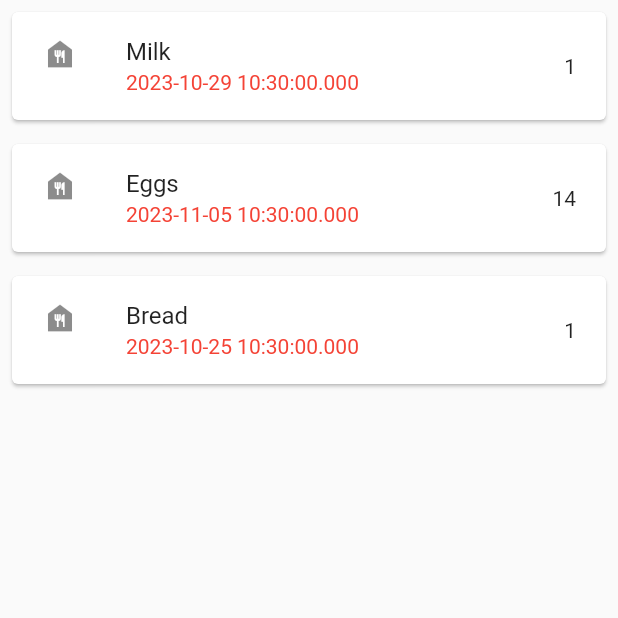
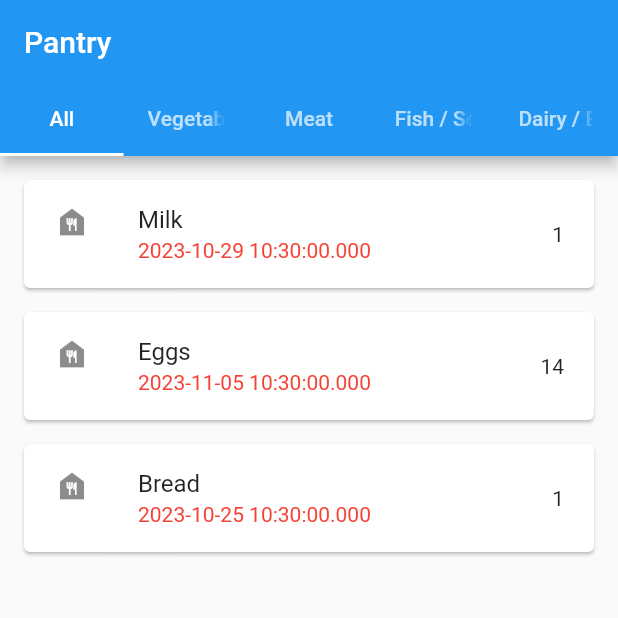
Before and after one commit to YunDo-Gi/RE-Fridge, a Flutter app: the screen it shows after launch, on a phone screen of 412 x 824 dp, the top half of it. Run offline on Flutter 3.47's test engine with Material 2 defaults, Android fonts, the phone set to English and light mode, and no system bars; our stand-ins replace get.

Commit message:
FEAT: Add TabView

```diff
--- a/lib/views/pantry.dart
+++ b/lib/views/pantry.dart
@@ -2,6 +2,14 @@ import 'package:flutter/material.dart';
 import 'package:get/get.dart';
 
 import 'package:re_fridge/controllers/pantry_controller.dart';
+
+const List<String> categorys = <String>[
+  'All',
+  'Vegetables',
+  'Meat',
+  'Fish / Seafood',
+  'Dairy / Egg',
+];
 
 class Pantry extends StatelessWidget {
   Pantry({Key? key}) : super(key: key);
@@ -9,33 +17,159 @@ class Pantry extends StatelessWidget {
 
   @override
   Widget build(BuildContext context) {
-    return Scaffold(
-      body: Column(
-        children: [
-          Expanded(
+    int tabsCount = categorys.length;
+
+    return DefaultTabController(
+        length: tabsCount,
+        child: Scaffold(
+          appBar: AppBar(
+            centerTitle: false,
+            notificationPredicate: (ScrollNotification notification) {
+              return notification.depth == 1;
+            },
+            scrolledUnderElevation: 0.0,
+            title: Text('Pantry'),
+            bottom: TabBar(
+              tabs: <Widget>[
+                Tab(
+                  text: categorys[0],
+                ),
+                Tab(
+                  text: categorys[1],
+                ),
+                Tab(
+                  text: categorys[2],
+                ),
+                Tab(
+                  text: categorys[3],
+                ),
+                Tab(
+                  text: categorys[4],
+                ),
+              ],
+            ),
+          ),
+          body: Padding(
+            padding: const EdgeInsets.fromLTRB(8.0, 8.0, 8.0, 0),
             child: GetX<PantryController>(
               builder: (controller) {
-                return ListView.builder(
+                return TabBarView(
+                  children: <Widget>[
+                    // All
+                    ListView.builder(
                       itemCount: controller.ingredients.length,
                       itemBuilder: (context, index) {
                         return Card(
                           margin: EdgeInsets.all(8.0),
                           child: ListTile(
                             leading: Icon(Icons.food_bank),
-                        title: Text(controller.ingredients[index].ingredientName),
-                        subtitle: Text(controller.ingredients[index].expiryDate.toString()),
+                            title: Text(
+                                controller.ingredients[index].ingredientName),
+                            subtitle: Text(controller
+                                .ingredients[index].expiryDate
+                                .toString()),
                             subtitleTextStyle: TextStyle(color: Colors.red),
-                        trailing: Text(controller.ingredients[index].quantity.toString()),
+                            trailing: Text(controller
+                                .ingredients[index].quantity
+                                .toString()),
                             contentPadding: EdgeInsets.fromLTRB(20, 0, 20, 0),
                           ),
                         );
                       },
+                    ),
+                    // Vegetable
+                    ListView.builder(
+                      itemCount: controller.ingredients.length,
+                      itemBuilder: (context, index) {
+                        return Card(
+                          margin: EdgeInsets.all(8.0),
+                          child: ListTile(
+                            leading: Icon(Icons.food_bank),
+                            title: Text(
+                                controller.ingredients[index].ingredientName),
+                            subtitle: Text(controller
+                                .ingredients[index].expiryDate
+                                .toString()),
+                            subtitleTextStyle: TextStyle(color: Colors.red),
+                            trailing: Text(controller
+                                .ingredients[index].quantity
+                                .toString()),
+                            contentPadding: EdgeInsets.fromLTRB(20, 0, 20, 0),
+                          ),
+                        );
+                      },
+                    ),
+                    // Meat
+                    ListView.builder(
+                      itemCount: controller.ingredients.length,
+                      itemBuilder: (context, index) {
+                        return Card(
+                          margin: EdgeInsets.all(8.0),
+                          child: ListTile(
+                            leading: Icon(Icons.food_bank),
+                            title: Text(
+                                controller.ingredients[index].ingredientName),
+                            subtitle: Text(controller
+                                .ingredients[index].expiryDate
+                                .toString()),
+                            subtitleTextStyle: TextStyle(color: Colors.red),
+                            trailing: Text(controller
+                                .ingredients[index].quantity
+                                .toString()),
+                            contentPadding: EdgeInsets.fromLTRB(20, 0, 20, 0),
+                          ),
+                        );
+                      },
+                    ),
+                    // Fish / Seafood
+                    ListView.builder(
+                      itemCount: controller.ingredients.length,
+                      itemBuilder: (context, index) {
+                        return Card(
+                          margin: EdgeInsets.all(8.0),
+                          child: ListTile(
+                            leading: Icon(Icons.food_bank),
+                            title: Text(
+                                controller.ingredients[index].ingredientName),
+                            subtitle: Text(controller
+                                .ingredients[index].expiryDate
+                                .toString()),
+                            subtitleTextStyle: TextStyle(color: Colors.red),
+                            trailing: Text(controller
+                                .ingredients[index].quantity
+                                .toString()),
+                            contentPadding: EdgeInsets.fromLTRB(20, 0, 20, 0),
+                          ),
+                        );
+                      },
+                    ),
+                    // Dairy / Egg
+                    ListView.builder(
+                      itemCount: controller.ingredients.length,
+                      itemBuilder: (context, index) {
+                        return Card(
+                          margin: EdgeInsets.all(8.0),
+                          child: ListTile(
+                            leading: Icon(Icons.food_bank),
+                            title: Text(
+                                controller.ingredients[index].ingredientName),
+                            subtitle: Text(controller
+                                .ingredients[index].expiryDate
+                                .toString()),
+                            subtitleTextStyle: TextStyle(color: Colors.red),
+                            trailing: Text(controller
+                                .ingredients[index].quantity
+                                .toString()),
+                            contentPadding: EdgeInsets.fromLTRB(20, 0, 20, 0),
+                          ),
+                        );
+                      },
+                    )
+                  ],
                 );
               },
             ),
           ),
-        ],
-      ),
-    );
+        ));
   }
 }
```
Also changed, not shown: 46 other files. Lines whose indentation alone changed are shown as unchanged.
